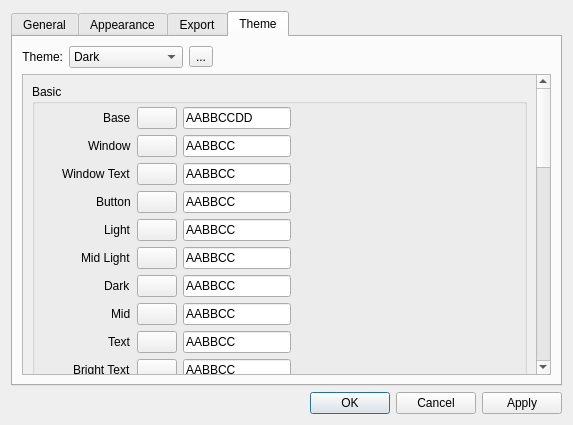
First picture: the form in src/gui/settings/settings_dialog.ui, repository albin-johansson/tactile, before the edit.
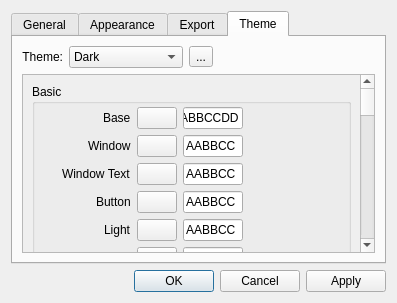
Second picture: the form after the edit.

```diff
--- a/src/gui/settings/settings_dialog.ui
+++ b/src/gui/settings/settings_dialog.ui
@@ -6,8 +6,8 @@
    <rect>
     <x>0</x>
     <y>0</y>
-    <width>573</width>
-    <height>425</height>
+    <width>397</width>
+    <height>303</height>
    </rect>
   </property>
   <property name="sizePolicy">
@@ -520,8 +520,8 @@
            <rect>
             <x>0</x>
             <y>0</y>
-            <width>500</width>
-            <height>1230</height>
+            <width>336</width>
+            <height>1020</height>
            </rect>
           </property>
           <layout class="QGridLayout" name="gridLayout">
```
